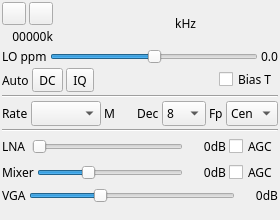
First picture: the form in plugins/samplesource/airspy/airspygui.ui, repository f4exb/sdrangel, before the edit.
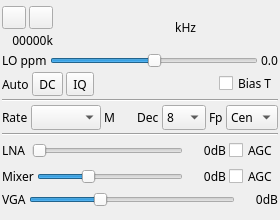
Second picture: the form after the edit. Icons and pictures are not drawn. Custom widgets are drawn as their Qt base class.

Patch:
```diff
--- a/plugins/samplesource/airspy/airspygui.ui
+++ b/plugins/samplesource/airspy/airspygui.ui
@@ -40,6 +40,9 @@
    </property>
    <item>
     <layout class="QHBoxLayout" name="horizontalLayout_freq">
+     <property name="topMargin">
+      <number>4</number>
+     </property>
      <item>
       <layout class="QVBoxLayout" name="deviceUILayout">
        <item>
@@ -123,7 +126,7 @@
        </property>
        <property name="font">
         <font>
-         <family>Monospace</family>
+         <family>DejaVu Sans Mono</family>
          <pointsize>20</pointsize>
         </font>
        </property>
```
Left out of the diff: 13 changed lines with no effect on the pictures.
